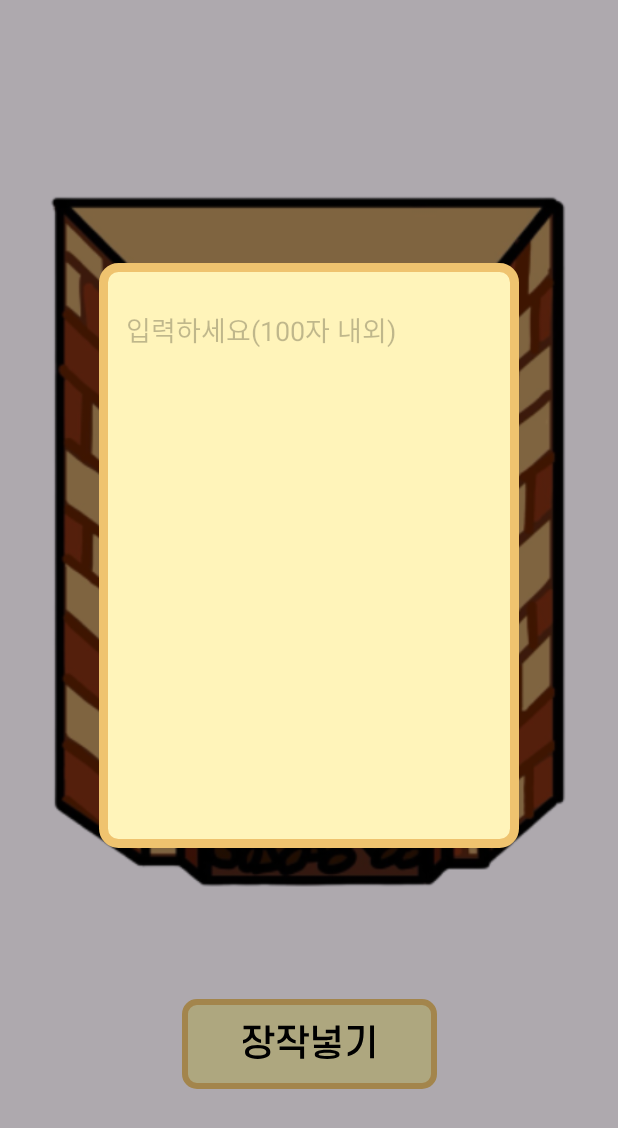
After one commit to donggukthonN/donggukthon_2023_5_F, an Android app: the fragment FireplaceRecordDialogFragment placed in its activity, on a phone screen of 412 x 824 dp. The commit adds this screen. Shown: the top 1128 px of the screen. Run offline under Robolectric (Android 15) with nearby library versions, the phone set to English and light mode, and no system bars; our stand-ins replace data binding.

Commit message:
[feat] #7 난로 뷰 기억 기록 시 버튼 활성화

```diff
--- a/app/src/main/java/com/donggukthon/team5/presentation/fireplace/FireplaceRecordActivity.kt
+++ b/app/src/main/java/com/donggukthon/team5/presentation/fireplace/FireplaceRecordActivity.kt
@@ -5,8 +5,6 @@ import androidx.activity.viewModels
 import com.donggukthon.team5.R
 import com.donggukthon.team5.databinding.ActivityFireplaceRecordBinding
 import com.donggukthon.team5.presentation.fireplace.record.FireplaceRecordDialogHintFragment
-import com.donggukthon.team5.presentation.tree.TreeViewModel
-import com.donggukthon.team5.presentation.tree.record.TreeRecordDialogHintFragment
 import com.donggukthon.team5.util.binding.BindingActivity
 
 class FireplaceRecordActivity: BindingActivity<ActivityFireplaceRecordBinding>(R.layout.activity_fireplace_record) {
--- a/app/src/main/java/com/donggukthon/team5/presentation/fireplace/FireplaceRecordViewModel.kt
+++ b/app/src/main/java/com/donggukthon/team5/presentation/fireplace/FireplaceRecordViewModel.kt
@@ -1,9 +1,20 @@
 package com.donggukthon.team5.presentation.fireplace
 
+import androidx.lifecycle.LiveData
 import androidx.lifecycle.MutableLiveData
 import androidx.lifecycle.ViewModel
 
 class FireplaceRecordViewModel: ViewModel() {
 
     val btnVisible: MutableLiveData<Boolean> = MutableLiveData(true)
+
+    val recordContent: MutableLiveData<String> = MutableLiveData()
+
+    private val _recordEnabled: MutableLiveData<Boolean> = MutableLiveData()
+    val recordEnabled: LiveData<Boolean>
+        get() = _recordEnabled
+
+    fun isRecordCheckEnabled() {
+        _recordEnabled.value = !recordContent.value.isNullOrEmpty()
+    }
 }
--- /dev/null
+++ b/app/src/main/java/com/donggukthon/team5/presentation/fireplace/record/FireplaceRecordDialogFragment.kt
@@ -0,0 +1,57 @@
+package com.donggukthon.team5.presentation.fireplace.record
+
+import android.content.Context
+import android.os.Bundle
+import android.util.Log
+import android.view.MotionEvent
+import android.view.View
+import android.view.inputmethod.InputMethodManager
+import android.widget.EditText
+import androidx.fragment.app.viewModels
+import com.donggukthon.team5.R
+import com.donggukthon.team5.databinding.FragmentFireplaceRecordDialogBinding
+import com.donggukthon.team5.presentation.fireplace.FireplaceRecordViewModel
+import com.donggukthon.team5.util.binding.BindingDialogFragment
+
+class FireplaceRecordDialogFragment: BindingDialogFragment<FragmentFireplaceRecordDialogBinding>(R.layout.fragment_fireplace_record_dialog) {
+
+    private val viewModel by viewModels<FireplaceRecordViewModel>()
+
+    override fun onViewCreated(view: View, savedInstanceState: Bundle?) {
+        super.onViewCreated(view, savedInstanceState)
+
+        binding.viewModel = viewModel
+
+        initClearFocus(view)
+        initMakeRecordContent()
+
+    }
+
+    private fun initClearFocus(view: View) {
+        var editText: EditText? = binding.edtFireplaceRecordContent
+        view.setOnTouchListener { _, event ->
+            if (event.action == MotionEvent.ACTION_DOWN) {
+                if (editText?.hasFocus() == true) {
+                    editText?.clearFocus()
+                    hideKeyboard(view)
+                }
+            }
+            return@setOnTouchListener false
+        }
+    }
+
+
+    private fun hideKeyboard(view: View) {
+        val imm = requireContext().getSystemService(Context.INPUT_METHOD_SERVICE) as InputMethodManager
+        imm.hideSoftInputFromWindow(view.windowToken, 0)
+    }
+
+
+    private fun initMakeRecordContent() {
+        viewModel.recordContent.observe(requireActivity()) {
+            Log.d("FireplaceViewModel:fragme: ", viewModel.recordContent.value.toString())
+            Log.d("FireplaceViewModel:", viewModel.isRecordCheckEnabled().toString())
+        }
+
+    }
+}
--- a/app/src/main/java/com/donggukthon/team5/presentation/fireplace/record/FireplaceRecordDialogHintFragment.kt
+++ b/app/src/main/java/com/donggukthon/team5/presentation/fireplace/record/FireplaceRecordDialogHintFragment.kt
@@ -1,8 +1,34 @@
 package com.donggukthon.team5.presentation.fireplace.record
 
+import android.os.Bundle
+import android.view.View
+import androidx.fragment.app.viewModels
 import com.donggukthon.team5.R
 import com.donggukthon.team5.databinding.FragmentFireplaceRecordDialogHintBinding
+import com.donggukthon.team5.presentation.fireplace.FireplaceRecordViewModel
+import com.donggukthon.team5.presentation.tree.TreeRecordViewModel
+import com.donggukthon.team5.presentation.tree.record.TreeRecordDialogFragment
 import com.donggukthon.team5.util.binding.BindingDialogFragment
 
 class FireplaceRecordDialogHintFragment: BindingDialogFragment<FragmentFireplaceRecordDialogHintBinding>(R.layout.fragment_fireplace_record_dialog_hint) {
+
+    private val viewModel by viewModels<FireplaceRecordViewModel>()
+    private var recordDialog: FireplaceRecordDialogFragment = FireplaceRecordDialogFragment()
+
+    override fun onViewCreated(view: View, savedInstanceState: Bundle?) {
+        super.onViewCreated(view, savedInstanceState)
+
+        initMakeRecordDialog()
+    }
+
+    private fun initMakeRecordDialog() {
+        binding.btnFireplaceRecord.setOnClickListener {
+            dismiss()
+            recordDialog.show(requireActivity().supportFragmentManager, DIALOG_TAG)
+        }
+    }
+
+    companion object {
+        const val DIALOG_TAG = "DIALOG_TAG"
+    }
 }
--- /dev/null
+++ b/app/src/main/res/drawable/img_fireplace_check.xml
@@ -0,0 +1,18 @@
+<vector xmlns:android="http://schemas.android.com/apk/res/android"
+    android:width="40dp"
+    android:height="40dp"
+    android:viewportWidth="40"
+    android:viewportHeight="40">
+  <path
+      android:pathData="M10,1L30,1A9,9 0,0 1,39 10L39,30A9,9 0,0 1,30 39L10,39A9,9 0,0 1,1 30L1,10A9,9 0,0 1,10 1z"
+      android:strokeWidth="2"
+      android:fillColor="#FFF4BA"
+      android:strokeColor="#EFC36F"/>
+  <group>
+    <clip-path
+        android:pathData="M0,0h40v40h-40z"/>
+    <path
+        android:pathData="M15.917,30L6.417,20.5L8.792,18.125L15.917,25.25L31.208,9.958L33.583,12.333L15.917,30Z"
+        android:fillColor="#000000"/>
+  </group>
+</vector>
--- /dev/null
+++ b/app/src/main/res/layout/fragment_fireplace_record_dialog.xml
@@ -0,0 +1,54 @@
+<?xml version="1.0" encoding="utf-8"?>
+<layout xmlns:android="http://schemas.android.com/apk/res/android"
+    xmlns:app="http://schemas.android.com/apk/res-auto">
+
+    <data>
+        <import type="android.view.View"/>
+        <variable
+            name="viewModel"
+            type="com.donggukthon.team5.presentation.fireplace.FireplaceRecordViewModel" />
+    </data>
+
+    <androidx.constraintlayout.widget.ConstraintLayout
+        android:layout_width="wrap_content"
+        android:layout_height="wrap_content">
+
+        <ImageView
+            android:id="@+id/iv_fireplace_record_hint_content"
+            android:layout_width="280dp"
+            android:layout_height="390dp"
+            android:src="@drawable/shape_border_radius10_fireplace_modal"
+            app:layout_constraintTop_toTopOf="parent"
+            app:layout_constraintStart_toStartOf="parent"
+            app:layout_constraintEnd_toEndOf="parent"/>
+
+        <EditText
+            android:id="@+id/edt_fireplace_record_content"
+            android:layout_width="0dp"
+            android:layout_height="0dp"
+            android:layout_marginTop="31dp"
+            android:layout_marginHorizontal="18dp"
+            android:layout_marginBottom="263dp"
+            android:hint="@string/tree_record_hint"
+            android:textColorHint="@color/translucent"
+            android:gravity="top|left"
+            android:background="@android:color/transparent"
+            android:text="@={viewModel.recordContent}"
+            app:layout_constraintTop_toTopOf="parent"
+            app:layout_constraintBottom_toBottomOf="@id/iv_fireplace_record_hint_content"
+            app:layout_constraintStart_toStartOf="@id/iv_fireplace_record_hint_content"
+            app:layout_constraintEnd_toEndOf="@id/iv_fireplace_record_hint_content" />
+
+        <ImageButton
+            android:id="@+id/btn_fireplace_record_check"
+            android:layout_width="wrap_content"
+            android:layout_height="wrap_content"
+            android:layout_marginTop="43dp"
+            android:src="@drawable/img_fireplace_check"
+            android:padding="0dp"
+            android:visibility="@{viewModel.recordEnabled ? View.VISIBLE : View.INVISIBLE}"
+            app:layout_constraintTop_toBottomOf="@id/iv_fireplace_record_hint_content"
+            app:layout_constraintEnd_toEndOf="@id/iv_fireplace_record_hint_content"/>
+
+    </androidx.constraintlayout.widget.ConstraintLayout>
+</layout>
```
